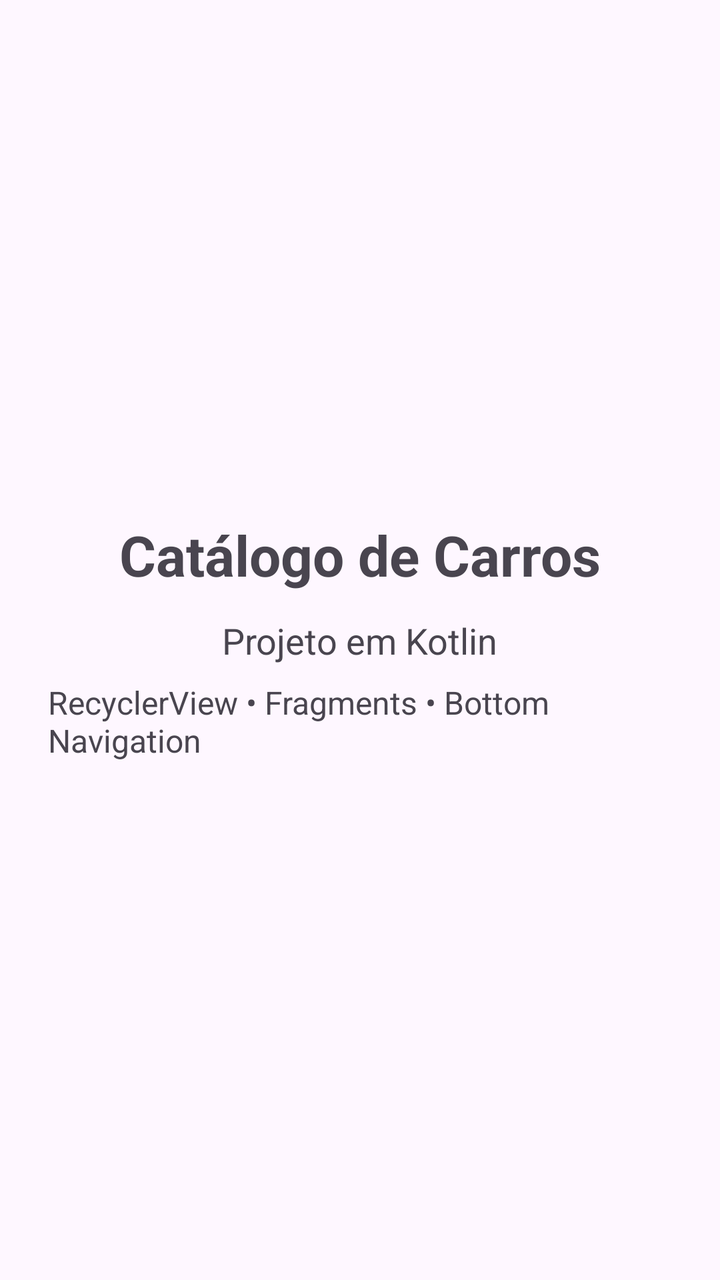
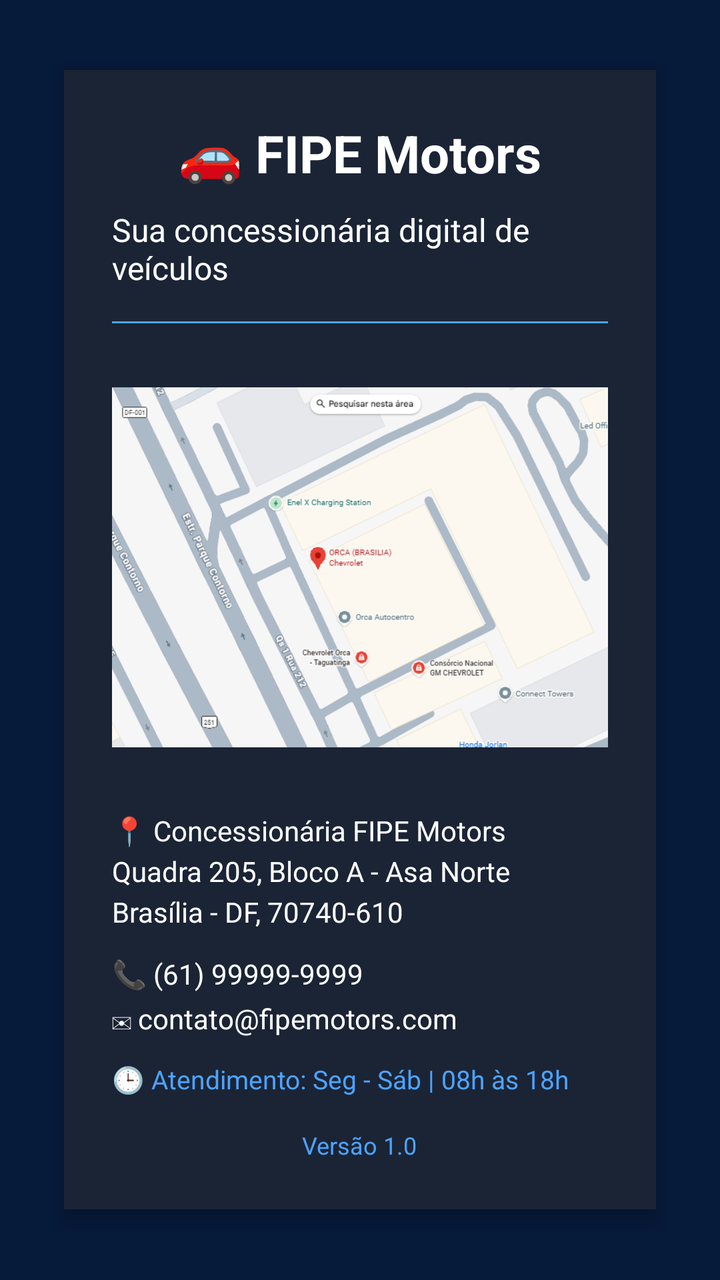

Two renders of the same Android screen: before a commit and after it. Below are the layout's source before the change and the commit's diff.
<!-- AndroidManifest.xml: application theme Theme.fipe_catalog_kotlin -->
<!-- res/layout/fragment_sobre.xml -->
<?xml version="1.0" encoding="utf-8"?>
<LinearLayout
    xmlns:android="http://schemas.android.com/apk/res/android"
    android:layout_width="match_parent"
    android:layout_height="match_parent"
    android:orientation="vertical"
    android:gravity="center"
    android:padding="24dp">

    <TextView
        android:layout_width="wrap_content"
        android:layout_height="wrap_content"
        android:text="Catálogo de Carros"
        android:textSize="28sp"
        android:textStyle="bold"/>

    <TextView
        android:layout_width="wrap_content"
        android:layout_height="wrap_content"
        android:text="Projeto em Kotlin"
        android:textSize="18sp"
        android:layout_marginTop="12dp"/>

    <TextView
        android:layout_width="wrap_content"
        android:layout_height="wrap_content"
        android:text="RecyclerView • Fragments • Bottom Navigation"
        android:textSize="16sp"
        android:layout_marginTop="8dp"/>

</LinearLayout>
<!-- resources referenced by this layout -->
<resources>
  <style name="Theme.fipe_catalog_kotlin" parent="Base.Theme.fipe_catalog_kotlin" />
  <style name="Base.Theme.fipe_catalog_kotlin" parent="Theme.Material3.DayNight.NoActionBar">
          
          
      </style>
</resources>

<!-- the commit's change to res/layout/fragment_sobre.xml (unified diff, before → after) -->
@@ -5,27 +5,94 @@
     android:layout_height="match_parent"
     android:orientation="vertical"
     android:gravity="center"
-    android:padding="24dp">
+    android:padding="24dp"
+    android:background="@color/background">
 
-    <TextView
-        android:layout_width="wrap_content"
+    
+    <LinearLayout
+        android:layout_width="match_parent"
         android:layout_height="wrap_content"
-        android:text="Catálogo de Carros"
-        android:textSize="28sp"
-        android:textStyle="bold"/>
+        android:orientation="vertical"
+        android:padding="24dp"
+        android:background="@color/card"
+        android:elevation="6dp"
+        android:layout_margin="8dp">
 
-    <TextView
-        android:layout_width="wrap_content"
-        android:layout_height="wrap_content"
-        android:text="Projeto em Kotlin"
-        android:textSize="18sp"
-        android:layout_marginTop="12dp"/>
+        
+        <TextView
+            android:layout_width="wrap_content"
+            android:layout_height="wrap_content"
+            android:text="🚗 FIPE Motors"
+            android:textSize="26sp"
+            android:textStyle="bold"
+            android:textColor="@color/text_primary"
+            android:layout_gravity="center"/>
 
-    <TextView
-        android:layout_width="wrap_content"
-        android:layout_height="wrap_content"
-        android:text="RecyclerView • Fragments • Bottom Navigation"
-        android:textSize="16sp"
-        android:layout_marginTop="8dp"/>
+        
+        <TextView
+            android:layout_width="wrap_content"
+            android:layout_height="wrap_content"
+            android:text="Sua concessionária digital de veículos"
+            android:textSize="16sp"
+            android:textColor="@color/text_secondary"
+            android:layout_marginTop="10dp"
+            android:layout_gravity="center"/>
+
+        
+        <View
+            android:layout_width="match_parent"
+            android:layout_height="1dp"
+            android:background="@color/highlight"
+            android:layout_marginTop="16dp"
+            android:layout_marginBottom="16dp"/>
+
+        <ImageView
+            android:layout_width="match_parent"
+            android:layout_height="180dp"
+            android:src="@drawable/loc"
+            android:scaleType="centerCrop"
+            android:layout_marginTop="16dp"
+            android:layout_marginBottom="16dp"/>
+
+        
+        <TextView
+            android:layout_width="wrap_content"
+            android:layout_height="wrap_content"
+            android:text="📍 Concessionária FIPE Motors\nQuadra 205, Bloco A - Asa Norte\nBrasília - DF, 70740-610"
+            android:textSize="14sp"
+            android:textColor="@color/text_secondary"
+            android:layout_marginTop="16dp"
+            android:lineSpacingExtra="4dp"/>
+
+        
+        <TextView
+            android:layout_width="wrap_content"
+            android:layout_height="wrap_content"
+            android:text="📞 (61) 99999-9999\n✉ contato@fipemotors.com"
+            android:textSize="14sp"
+            android:textColor="@color/text_secondary"
+            android:layout_marginTop="12dp"
+            android:lineSpacingExtra="4dp"/>
+
+        
+        <TextView
+            android:layout_width="wrap_content"
+            android:layout_height="wrap_content"
+            android:text="🕒 Atendimento: Seg - Sáb | 08h às 18h"
+            android:textSize="13sp"
+            android:textColor="@color/highlight"
+            android:layout_marginTop="12dp"/>
+
+        
+        <TextView
+            android:layout_width="wrap_content"
+            android:layout_height="wrap_content"
+            android:text="Versão 1.0"
+            android:textSize="12sp"
+            android:textColor="@color/highlight"
+            android:layout_marginTop="16dp"
+            android:layout_gravity="center"/>
+
+    </LinearLayout>
 
 </LinearLayout>
<!-- resource entries referenced after the edit -->
@@ -1,5 +1,11 @@
 <!-- resources referenced by this layout -->
 <resources>
+  <color name="background">#061A3A</color>
+  <color name="card">#1B2435</color>
+  <color name="highlight">#4DA3FF</color>
+  <color name="text_primary">#FFFFFF</color>
+  <color name="text_secondary">#FFFFFF</color>
+  <!-- drawable loc: png bitmap (drawable, 117285 bytes) -->
   <style name="Theme.fipe_catalog_kotlin" parent="Base.Theme.fipe_catalog_kotlin" />
   <style name="Base.Theme.fipe_catalog_kotlin" parent="Theme.Material3.DayNight.NoActionBar">
           
